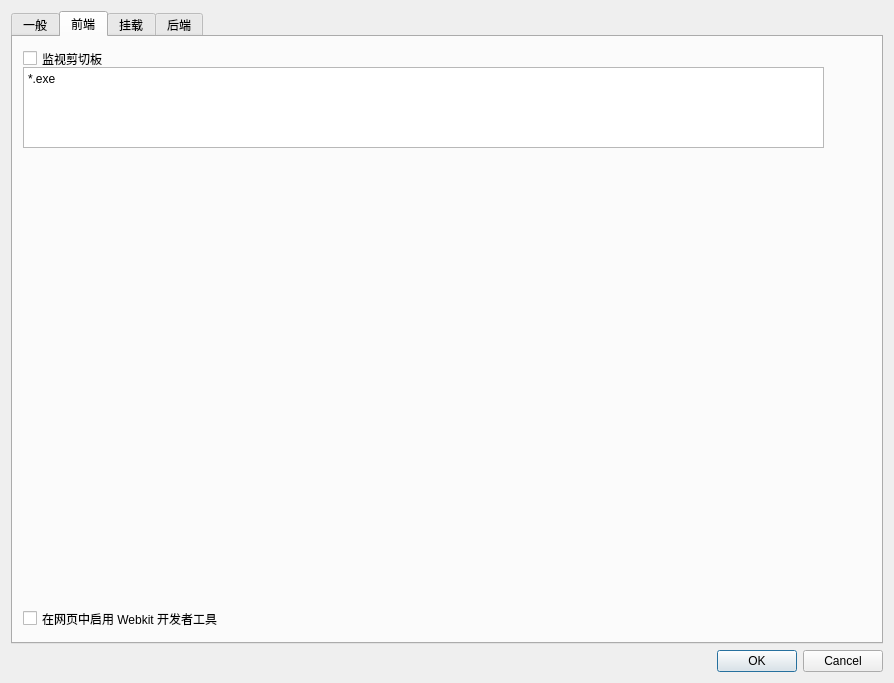
Xinkai/XwareDesktop, file src/frontend/ui/settings.ui: the form before one commit.
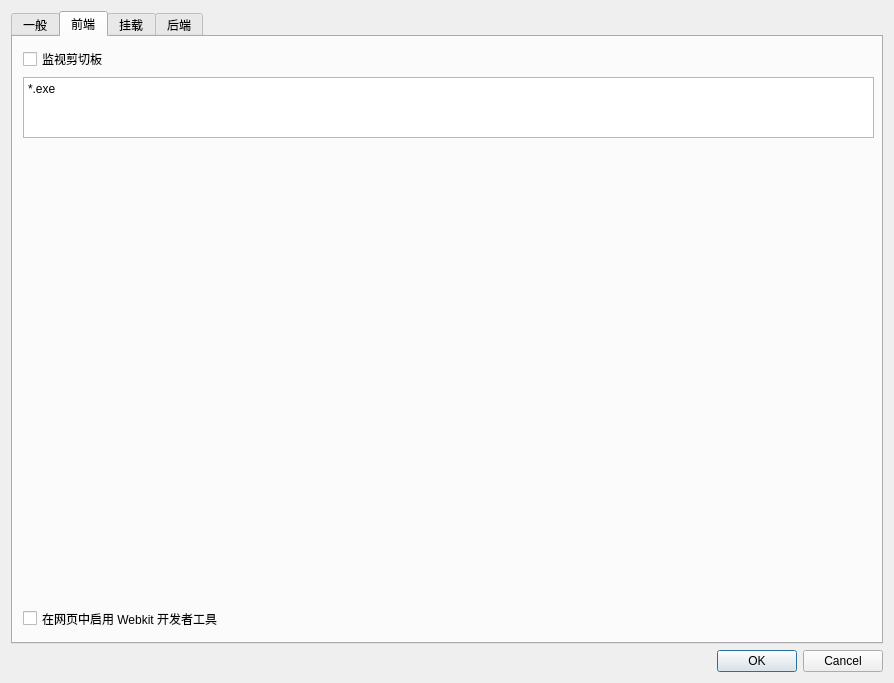
The form after the commit. The open tabs and pages were chosen to show the change. Icons and pictures are not drawn.

The edit to the form file:
```diff
--- a/src/frontend/ui/settings.ui
+++ b/src/frontend/ui/settings.ui
@@ -23,6 +23,9 @@
   <layout class="QVBoxLayout" name="verticalLayout_2">
    <item>
     <widget class="QTabWidget" name="tabWidget">
+     <property name="enabled">
+      <bool>true</bool>
+     </property>
      <property name="currentIndex">
       <number>0</number>
      </property>
@@ -135,44 +138,44 @@
       <attribute name="title">
        <string>前端</string>
       </attribute>
+      <widget class="QCheckBox" name="checkBox_enableDevelopersTools">
+       <property name="geometry">
+        <rect>
+         <x>10</x>
+         <y>570</y>
+         <width>251</width>
+         <height>23</height>
+        </rect>
+       </property>
+       <property name="text">
+        <string>在网页中启用 Webkit 开发者工具</string>
+       </property>
+      </widget>
+      <widget class="QWidget" name="">
+       <property name="geometry">
+        <rect>
+         <x>10</x>
+         <y>10</y>
+         <width>851</width>
+         <height>91</height>
+        </rect>
+       </property>
+       <layout class="QVBoxLayout" name="verticalLayout_6">
+        <item>
       <widget class="QCheckBox" name="checkBox">
-       <property name="geometry">
-        <rect>
-         <x>10</x>
-         <y>10</y>
-         <width>82</width>
-         <height>23</height>
-        </rect>
-       </property>
        <property name="text">
         <string>监视剪切板</string>
        </property>
       </widget>
+        </item>
+        <item>
       <widget class="QPlainTextEdit" name="plainTextEdit">
-       <property name="geometry">
-        <rect>
-         <x>10</x>
-         <y>30</y>
-         <width>801</width>
-         <height>81</height>
-        </rect>
-       </property>
        <property name="plainText">
         <string>*.exe</string>
        </property>
       </widget>
-      <widget class="QCheckBox" name="checkBox_enableDevelopersTools">
-       <property name="geometry">
-        <rect>
-         <x>10</x>
-         <y>570</y>
-         <width>251</width>
-         <height>23</height>
-        </rect>
-       </property>
-       <property name="text">
-        <string>在网页中启用 Webkit 开发者工具</string>
-       </property>
+        </item>
+       </layout>
       </widget>
      </widget>
      <widget class="QWidget" name="tab">
```
Left out of the diff: 126 changed lines with no effect on the pictures. Lines whose indentation alone changed are shown as unchanged.
